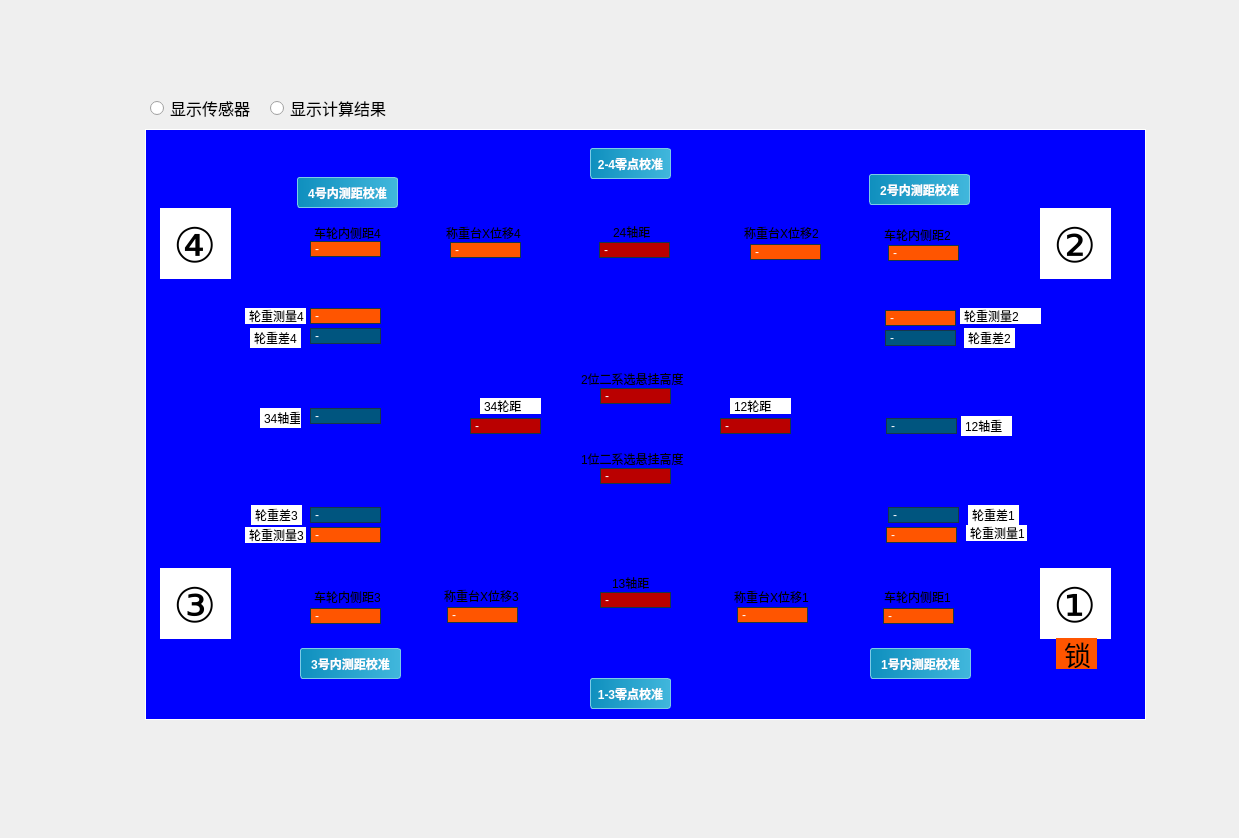
This is ui/dialog_dyn_dims/_view.ui in Leunghueo/bogie_chendu as Qt 5 draws it before an edit. The edited form follows.
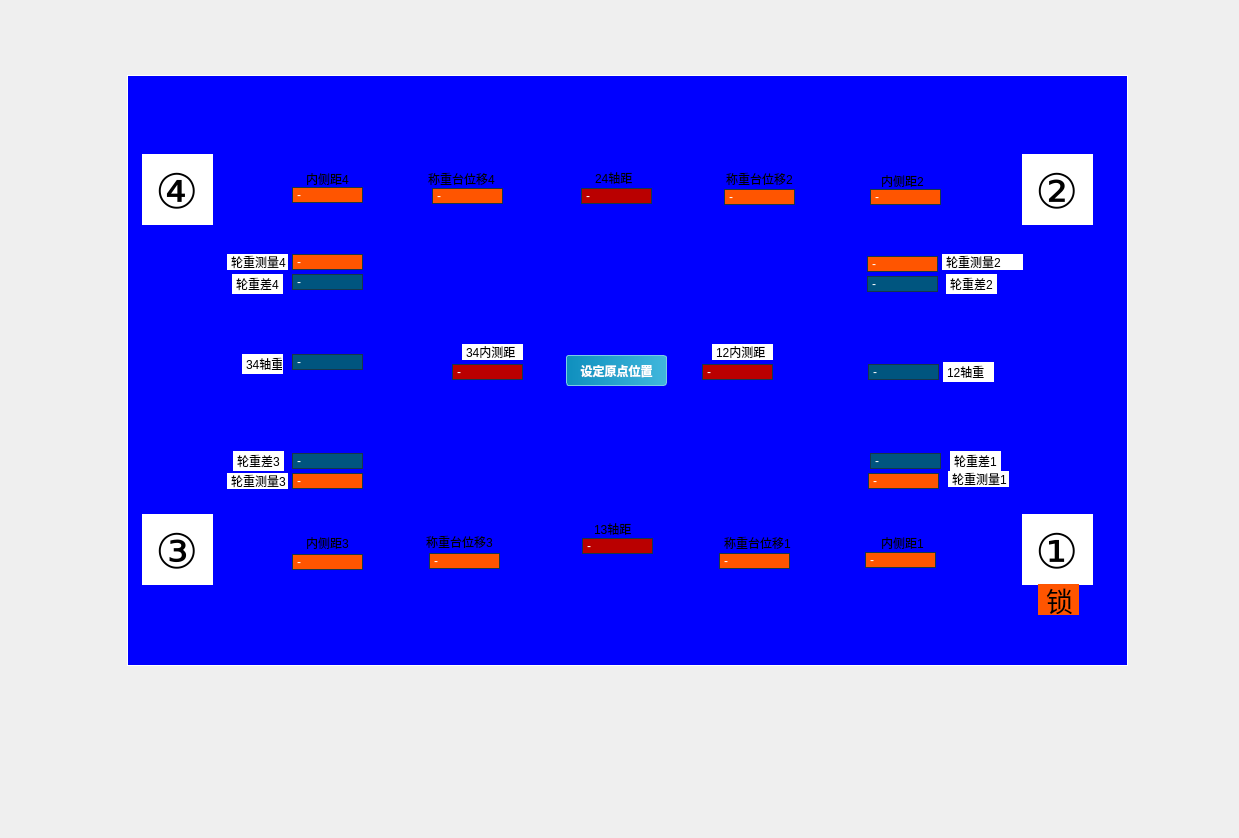
This is the edited form. Icons and pictures are not drawn.

Commit message: 261105 半夜宾馆 1. 白天3方标定完了,人家认可这个分段标定; 2. 晚上思考了坐标标定过程 3. bed添加标定杆信息(13/24/12/34分开了),米说架子不一定对称; 4. bogie里的`轴距/内测距`也分开了12/34/13/24 5. dyn_dim页面简化了,去掉radio, 单页显示 6. dyn_dim页面只保留`原点标注`(设置bed的原点数据) 7. 13/24/12/34的坐标标定其实就是直接设置传感器的add偏移(注意不是设置原点) 8. 坐标标完后就可以设置原点(原点只是为了显示对中位置,与测量无关) 思路: 0. 第一步:传感器标定绝对不要设置add,全部用segs完成! 1. 第二部:坐标标定才是`设置传感器0点,结果就是让轴距/内测距正好跟标定杆一样` 3. 第三部:设定原点坐标,只是为了自动对中那里显示0而已

Patch:
```diff
--- a/ui/dialog_dyn_dims/_view.ui
+++ b/ui/dialog_dyn_dims/_view.ui
@@ -55,8 +55,8 @@
         <widget class="QLabel" name="lb_bg">
          <property name="geometry">
           <rect>
-           <x>125</x>
-           <y>111</y>
+           <x>107</x>
+           <y>57</y>
            <width>1001</width>
            <height>591</height>
           </rect>
@@ -83,8 +83,8 @@
         <widget class="QLabel" name="bench4_x">
          <property name="geometry">
           <rect>
-           <x>290</x>
-           <y>223</y>
+           <x>272</x>
+           <y>169</y>
            <width>71</width>
            <height>16</height>
           </rect>
@@ -102,8 +102,8 @@
         <widget class="QLabel" name="bench4_y">
          <property name="geometry">
           <rect>
-           <x>430</x>
-           <y>224</y>
+           <x>412</x>
+           <y>170</y>
            <width>71</width>
            <height>16</height>
           </rect>
@@ -121,8 +121,8 @@
         <widget class="QLabel" name="l24_cal">
          <property name="geometry">
           <rect>
-           <x>579</x>
-           <y>224</y>
+           <x>561</x>
+           <y>170</y>
            <width>71</width>
            <height>16</height>
           </rect>
@@ -140,8 +140,8 @@
         <widget class="QLabel" name="bench2_x">
          <property name="geometry">
           <rect>
-           <x>868</x>
-           <y>227</y>
+           <x>850</x>
+           <y>171</y>
            <width>71</width>
            <height>16</height>
           </rect>
@@ -159,8 +159,8 @@
         <widget class="QLabel" name="bench2_y">
          <property name="geometry">
           <rect>
-           <x>730</x>
-           <y>226</y>
+           <x>704</x>
+           <y>171</y>
            <width>71</width>
            <height>16</height>
           </rect>
@@ -178,8 +178,8 @@
         <widget class="QLabel" name="w34_cal">
          <property name="geometry">
           <rect>
-           <x>450</x>
-           <y>400</y>
+           <x>432</x>
+           <y>346</y>
            <width>71</width>
            <height>16</height>
           </rect>
@@ -197,8 +197,8 @@
         <widget class="QLabel" name="w12_cal">
          <property name="geometry">
           <rect>
-           <x>700</x>
-           <y>400</y>
+           <x>682</x>
+           <y>346</y>
            <width>71</width>
            <height>16</height>
           </rect>
@@ -216,8 +216,8 @@
         <widget class="QLabel" name="bench3_y">
          <property name="geometry">
           <rect>
-           <x>427</x>
-           <y>589</y>
+           <x>409</x>
+           <y>535</y>
            <width>71</width>
            <height>16</height>
           </rect>
@@ -235,8 +235,8 @@
         <widget class="QLabel" name="bench3_x">
          <property name="geometry">
           <rect>
-           <x>290</x>
-           <y>590</y>
+           <x>272</x>
+           <y>536</y>
            <width>71</width>
            <height>16</height>
           </rect>
@@ -254,8 +254,8 @@
         <widget class="QLabel" name="bench1_x">
          <property name="geometry">
           <rect>
-           <x>863</x>
-           <y>590</y>
+           <x>845</x>
+           <y>534</y>
            <width>71</width>
            <height>16</height>
           </rect>
@@ -273,8 +273,8 @@
         <widget class="QLabel" name="bench1_y">
          <property name="geometry">
           <rect>
-           <x>717</x>
-           <y>589</y>
+           <x>699</x>
+           <y>535</y>
            <width>71</width>
            <height>16</height>
           </rect>
@@ -292,8 +292,8 @@
         <widget class="QLabel" name="l13_cal">
          <property name="geometry">
           <rect>
-           <x>580</x>
-           <y>574</y>
+           <x>562</x>
+           <y>520</y>
            <width>71</width>
            <height>16</height>
           </rect>
@@ -311,8 +311,8 @@
         <widget class="QLabel" name="label_36_cal">
          <property name="geometry">
           <rect>
-           <x>589</x>
-           <y>204</y>
+           <x>571</x>
+           <y>150</y>
            <width>51</width>
            <height>20</height>
           </rect>
@@ -334,8 +334,8 @@
         <widget class="QLabel" name="label_40_cal">
          <property name="geometry">
           <rect>
-           <x>460</x>
-           <y>380</y>
+           <x>442</x>
+           <y>326</y>
            <width>61</width>
            <height>16</height>
           </rect>
@@ -351,14 +351,14 @@
 }</string>
          </property>
          <property name="text">
-          <string>34轮距</string>
+          <string>34内测距</string>
          </property>
         </widget>
         <widget class="QLabel" name="label_41_cal">
          <property name="geometry">
           <rect>
-           <x>710</x>
-           <y>380</y>
+           <x>692</x>
+           <y>326</y>
            <width>61</width>
            <height>16</height>
           </rect>
@@ -374,14 +374,14 @@
 }</string>
          </property>
          <property name="text">
-          <string>12轮距</string>
+          <string>12内测距</string>
          </property>
         </widget>
         <widget class="QLabel" name="label_46_cal">
          <property name="geometry">
           <rect>
-           <x>588</x>
-           <y>555</y>
+           <x>570</x>
+           <y>501</y>
            <width>51</width>
            <height>20</height>
           </rect>
@@ -403,8 +403,8 @@
         <widget class="QLabel" name="label_44">
          <property name="geometry">
           <rect>
-           <x>422</x>
-           <y>207</y>
+           <x>404</x>
+           <y>153</y>
            <width>88</width>
            <height>16</height>
           </rect>
@@ -440,14 +440,14 @@
 }</string>
          </property>
          <property name="text">
-          <string>称重台X位移4</string>
+          <string>称重台位移4</string>
          </property>
         </widget>
         <widget class="QLabel" name="bench4_w">
          <property name="geometry">
           <rect>
-           <x>290</x>
-           <y>290</y>
+           <x>272</x>
+           <y>236</y>
            <width>71</width>
            <height>16</height>
           </rect>
@@ -465,8 +465,8 @@
         <widget class="QLabel" name="label_47">
          <property name="geometry">
           <rect>
-           <x>225</x>
-           <y>290</y>
+           <x>207</x>
+           <y>236</y>
            <width>61</width>
            <height>16</height>
           </rect>
@@ -488,8 +488,8 @@
         <widget class="QLabel" name="label_48">
          <property name="geometry">
           <rect>
-           <x>940</x>
-           <y>290</y>
+           <x>922</x>
+           <y>236</y>
            <width>81</width>
            <height>16</height>
           </rect>
@@ -511,8 +511,8 @@
         <widget class="QLabel" name="bench2_w">
          <property name="geometry">
           <rect>
-           <x>865</x>
-           <y>292</y>
+           <x>847</x>
+           <y>238</y>
            <width>71</width>
            <height>16</height>
           </rect>
@@ -530,8 +530,8 @@
         <widget class="QLabel" name="label_51">
          <property name="geometry">
           <rect>
-           <x>225</x>
-           <y>509</y>
+           <x>207</x>
+           <y>455</y>
            <width>61</width>
            <height>16</height>
           </rect>
@@ -553,8 +553,8 @@
         <widget class="QLabel" name="bench3_w">
          <property name="geometry">
           <rect>
-           <x>290</x>
-           <y>509</y>
+           <x>272</x>
+           <y>455</y>
            <width>71</width>
            <height>16</height>
           </rect>
@@ -572,8 +572,8 @@
         <widget class="QLabel" name="label_52">
          <property name="geometry">
           <rect>
-           <x>946</x>
-           <y>507</y>
+           <x>928</x>
+           <y>453</y>
            <width>61</width>
            <height>16</height>
           </rect>
@@ -595,8 +595,8 @@
         <widget class="QLabel" name="bench1_w">
          <property name="geometry">
           <rect>
-           <x>866</x>
-           <y>509</y>
+           <x>848</x>
+           <y>455</y>
            <width>71</width>
            <height>16</height>
           </rect>
@@ -614,9 +614,9 @@
         <widget class="QLabel" name="label_58">
          <property name="geometry">
           <rect>
-           <x>860</x>
-           <y>208</y>
-           <width>91</width>
+           <x>857</x>
+           <y>154</y>
+           <width>81</width>
            <height>18</height>
           </rect>
          </property>
@@ -639,14 +639,14 @@
 }</string>
          </property>
          <property name="text">
-          <string>车轮内侧距2</string>
+          <string>内侧距2</string>
          </property>
         </widget>
         <widget class="QLabel" name="label_59">
          <property name="geometry">
           <rect>
-           <x>860</x>
-           <y>570</y>
+           <x>857</x>
+           <y>516</y>
            <width>81</width>
            <height>18</height>
           </rect>
@@ -670,14 +670,14 @@
 }</string>
          </property>
          <property name="text">
-          <string>车轮内侧距1</string>
+          <string>内侧距1</string>
          </property>
         </widget>
         <widget class="QLabel" name="label_60">
          <property name="geometry">
           <rect>
-           <x>290</x>
-           <y>570</y>
+           <x>282</x>
+           <y>516</y>
            <width>71</width>
            <height>18</height>
           </rect>
@@ -701,14 +701,14 @@
 }</string>
          </property>
          <property name="text">
-          <string>车轮内侧距3</string>
+          <string>内侧距3</string>
          </property>
         </widget>
         <widget class="QLabel" name="label_49">
          <property name="geometry">
           <rect>
-           <x>420</x>
-           <y>570</y>
+           <x>402</x>
+           <y>516</y>
            <width>88</width>
            <height>16</height>
           </rect>
@@ -744,14 +744,14 @@
 }</string>
          </property>
          <property name="text">
-          <string>称重台X位移3</string>
+          <string>称重台位移3</string>
          </property>
         </widget>
         <widget class="QLabel" name="label_50">
          <property name="geometry">
           <rect>
-           <x>720</x>
-           <y>207</y>
+           <x>702</x>
+           <y>153</y>
            <width>88</width>
            <height>16</height>
           </rect>
@@ -787,7 +787,7 @@
 }</string>
          </property>
          <property name="text">
-          <string>称重台X位移2</string>
+          <string>称重台位移2</string>
          </property>
         </widget>
         <widget class="QLabel" name="label_55">
@@ -796,8 +796,8 @@
          </property>
          <property name="geometry">
           <rect>
-           <x>710</x>
-           <y>570</y>
+           <x>700</x>
+           <y>516</y>
            <width>88</width>
            <height>18</height>
           </rect>
@@ -833,14 +833,14 @@
 }</string>
          </property>
          <property name="text">
-          <string>称重台X位移1</string>
+          <string>称重台位移1</string>
          </property>
         </widget>
         <widget class="QLabel" name="label_45">
          <property name="geometry">
           <rect>
-           <x>290</x>
-           <y>206</y>
+           <x>282</x>
+           <y>152</y>
            <width>91</width>
            <height>18</height>
           </rect>
@@ -864,98 +864,14 @@
 }</string>
          </property>
          <property name="text">
-          <string>车轮内侧距4</string>
-         </property>
-        </widget>
-        <widget class="QLabel" name="hang2_cal">
-         <property name="geometry">
-          <rect>
-           <x>580</x>
-           <y>370</y>
-           <width>71</width>
-           <height>16</height>
-          </rect>
-         </property>
-         <property name="whatsThis">
-          <string>caled</string>
-         </property>
-         <property name="styleSheet">
-          <string notr="true">background-color:  rgb(186, 0, 0);</string>
-         </property>
-         <property name="text">
-          <string>-</string>
-         </property>
-        </widget>
-        <widget class="QLabel" name="label_63_cal">
-         <property name="geometry">
-          <rect>
-           <x>557</x>
-           <y>351</y>
-           <width>111</width>
-           <height>20</height>
-          </rect>
-         </property>
-         <property name="whatsThis">
-          <string>caled</string>
-         </property>
-         <property name="styleSheet">
-          <string notr="true">QLabel{
-    background-color: transparent;
-    border: none;
-	color: rgb(0, 0, 0);
-}</string>
-         </property>
-         <property name="text">
-          <string>2位二系选悬挂高度</string>
-         </property>
-        </widget>
-        <widget class="QLabel" name="hang1_cal">
-         <property name="geometry">
-          <rect>
-           <x>580</x>
-           <y>450</y>
-           <width>71</width>
-           <height>16</height>
-          </rect>
-         </property>
-         <property name="whatsThis">
-          <string>caled</string>
-         </property>
-         <property name="styleSheet">
-          <string notr="true">background-color:  rgb(186, 0, 0);</string>
-         </property>
-         <property name="text">
-          <string>-</string>
-         </property>
-        </widget>
-        <widget class="QLabel" name="label_65_cal">
-         <property name="geometry">
-          <rect>
-           <x>557</x>
-           <y>431</y>
-           <width>111</width>
-           <height>20</height>
-          </rect>
-         </property>
-         <property name="whatsThis">
-          <string>caled</string>
-         </property>
-         <property name="styleSheet">
-          <string notr="true">QLabel{
-    background-color: transparent;
-    border: none;
-	color: rgb(0, 0, 0);
-}</string>
-         </property>
-         <property name="text">
-          <string>1位二系选悬挂高度</string>
+          <string>内侧距4</string>
          </property>
         </widget>
         <widget class="QLabel" name="bench3_dw_cal">
          <property name="geometry">
           <rect>
-           <x>290</x>
-           <y>489</y>
+           <x>272</x>
+           <y>435</y>
            <width>71</width>
            <height>16</height>
           </rect>
@@ -973,8 +889,8 @@
         <widget class="QLabel" name="label_63_cal_2">
          <property name="geometry">
           <rect>
-           <x>231</x>
-           <y>487</y>
+           <x>213</x>
+           <y>433</y>
            <width>51</width>
            <height>20</height>
           </rect>
@@ -996,8 +912,8 @@
         <widget class="QLabel" name="bench4_dw_cal">
          <property name="geometry">
           <rect>
-           <x>290</x>
-           <y>310</y>
+           <x>272</x>
+           <y>256</y>
            <width>71</width>
            <height>16</height>
           </rect>
@@ -1015,8 +931,8 @@
         <widget class="QLabel" name="label_63_cal_3">
          <property name="geometry">
           <rect>
-           <x>230</x>
-           <y>310</y>
+           <x>212</x>
+           <y>256</y>
            <width>51</width>
            <height>20</height>
           </rect>
@@ -1038,8 +954,8 @@
         <widget class="QLabel" name="bench2_dw_cal">
          <property name="geometry">
           <rect>
-           <x>865</x>
-           <y>312</y>
+           <x>847</x>
+           <y>258</y>
            <width>71</width>
            <height>16</height>
           </rect>
@@ -1057,8 +973,8 @@
         <widget class="QLabel" name="label_63_cal_4">
          <property name="geometry">
           <rect>
-           <x>944</x>
-           <y>310</y>
+           <x>926</x>
+           <y>256</y>
            <width>51</width>
            <height>20</height>
           </rect>
@@ -1080,8 +996,8 @@
         <widget class="QLabel" name="bench1_dw_cal">
          <property name="geometry">
           <rect>
-           <x>868</x>
-           <y>489</y>
+           <x>850</x>
+           <y>435</y>
            <width>71</width>
            <height>16</height>
           </rect>
@@ -1099,8 +1015,8 @@
         <widget class="QLabel" name="label_63_cal_5">
          <property name="geometry">
           <rect>
-           <x>948</x>
-           <y>487</y>
+           <x>930</x>
+           <y>433</y>
            <width>51</width>
            <height>20</height>
           </rect>
@@ -1122,8 +1038,8 @@
         <widget class="QLabel" name="axis12_w_cal">
          <property name="geometry">
           <rect>
-           <x>866</x>
-           <y>400</y>
+           <x>848</x>
+           <y>346</y>
            <width>71</width>
            <height>16</height>
           </rect>
@@ -1141,8 +1057,8 @@
         <widget class="QLabel" name="label_63_cal_6">
          <property name="geometry">
           <rect>
-           <x>941</x>
-           <y>398</y>
+           <x>923</x>
+           <y>344</y>
            <width>51</width>
            <height>20</height>
           </rect>
@@ -1164,8 +1080,8 @@
         <widget class="QLabel" name="axis34_w_cal">
          <property name="geometry">
           <rect>
-           <x>290</x>
-           <y>390</y>
+           <x>272</x>
+           <y>336</y>
            <width>71</width>
            <height>16</height>
           </rect>
@@ -1183,8 +1099,8 @@
         <widget class="QLabel" name="label_63_cal_7">
          <property name="geometry">
           <rect>
-           <x>240</x>
-           <y>390</y>
+           <x>222</x>
+           <y>336</y>
            <width>41</width>
            <height>20</height>
           </rect>
@@ -1206,8 +1122,8 @@
         <widget class="QLabel" name="tag_1">
          <property name="geometry">
           <rect>
-           <x>1020</x>
-           <y>550</y>
+           <x>1002</x>
+           <y>496</y>
            <width>71</width>
            <height>71</height>
           </rect>
@@ -1235,8 +1151,8 @@
         <widget class="QLabel" name="tag_2">
          <property name="geometry">
           <rect>
-           <x>1020</x>
-           <y>190</y>
+           <x>1002</x>
+           <y>136</y>
            <width>71</width>
            <height>71</height>
           </rect>
@@ -1264,8 +1180,8 @@
         <widget class="QLabel" name="tag_3">
          <property name="geometry">
           <rect>
-           <x>140</x>
-           <y>550</y>
+           <x>122</x>
+           <y>496</y>
            <width>71</width>
            <height>71</height>
           </rect>
@@ -1293,8 +1209,8 @@
         <widget class="QLabel" name="tag_4">
          <property name="geometry">
           <rect>
-           <x>140</x>
-           <y>190</y>
+           <x>122</x>
+           <y>136</y>
            <width>71</width>
            <height>71</height>
           </rect>
@@ -1319,125 +1235,11 @@
           <string>④</string>
          </property>
         </widget>
-        <widget class="QPushButton" name="btn_zero_l12">
-         <property name="geometry">
-          <rect>
-           <x>570</x>
-           <y>660</y>
-           <width>81</width>
-           <height>31</height>
-          </rect>
-         </property>
-         <property name="text">
-          <string>1-3零点校准</string>
-         </property>
-        </widget>
-        <widget class="QPushButton" name="btn_zero_l24">
-         <property name="geometry">
-          <rect>
-           <x>570</x>
-           <y>130</y>
-           <width>81</width>
-           <height>31</height>
-          </rect>
-         </property>
-         <property name="text">
-          <string>2-4零点校准</string>
-         </property>
-        </widget>
-        <widget class="QPushButton" name="btn_zero_l34">
-         <property name="geometry">
-          <rect>
-           <x>277</x>
-           <y>159</y>
-           <width>101</width>
-           <height>31</height>
-          </rect>
-         </property>
-         <property name="text">
-          <string>4号内测距校准</string>
-         </property>
-        </widget>
-        <widget class="QPushButton" name="btn_zero_l34_2">
-         <property name="geometry">
-          <rect>
-           <x>280</x>
-           <y>630</y>
-           <width>101</width>
-           <height>31</height>
-          </rect>
-         </property>
-         <property name="text">
-          <string>3号内测距校准</string>
-         </property>
-        </widget>
-        <widget class="QPushButton" name="btn_zero_l34_3">
-         <property name="geometry">
-          <rect>
-           <x>850</x>
-           <y>630</y>
-           <width>101</width>
-           <height>31</height>
-          </rect>
-         </property>
-         <property name="text">
-          <string>1号内测距校准</string>
-         </property>
-        </widget>
-        <widget class="QPushButton" name="btn_zero_l34_4">
-         <property name="geometry">
-          <rect>
-           <x>849</x>
-           <y>156</y>
-           <width>101</width>
-           <height>31</height>
-          </rect>
-         </property>
-         <property name="text">
-          <string>2号内测距校准</string>
-         </property>
-        </widget>
-        <widget class="QRadioButton" name="rd_sensor">
-         <property name="geometry">
-          <rect>
-           <x>130</x>
-           <y>80</y>
-           <width>111</width>
-           <height>20</height>
-          </rect>
-         </property>
-         <property name="font">
-          <font>
-           <pointsize>12</pointsize>
-          </font>
-         </property>
-         <property name="text">
-          <string>显示传感器</string>
-         </property>
-        </widget>
-        <widget class="QRadioButton" name="rd_cal">
-         <property name="geometry">
-          <rect>
-           <x>250</x>
-           <y>80</y>
-           <width>121</width>
-           <height>20</height>
-          </rect>
-         </property>
-         <property name="font">
-          <font>
-           <pointsize>12</pointsize>
-          </font>
-         </property>
-         <property name="text">
-          <string>显示计算结果</string>
-         </property>
-        </widget>
         <widget class="QLabel" name="tag_5">
          <property name="geometry">
           <rect>
-           <x>1036</x>
-           <y>620</y>
+           <x>1018</x>
+           <y>566</y>
            <width>41</width>
            <height>31</height>
           </rect>
@@ -1462,6 +1264,19 @@
           <string>锁</string>
          </property>
         </widget>
+        <widget class="QPushButton" name="btn_origin">
+         <property name="geometry">
+          <rect>
+           <x>546</x>
+           <y>337</y>
+           <width>101</width>
+           <height>31</height>
+          </rect>
+         </property>
+         <property name="text">
+          <string>设定原点位置</string>
+         </property>
+        </widget>
        </widget>
       </item>
      </layout>
```
Left out of the diff: 16 changed lines with no effect on the pictures. The commit also changes 12 other files.
